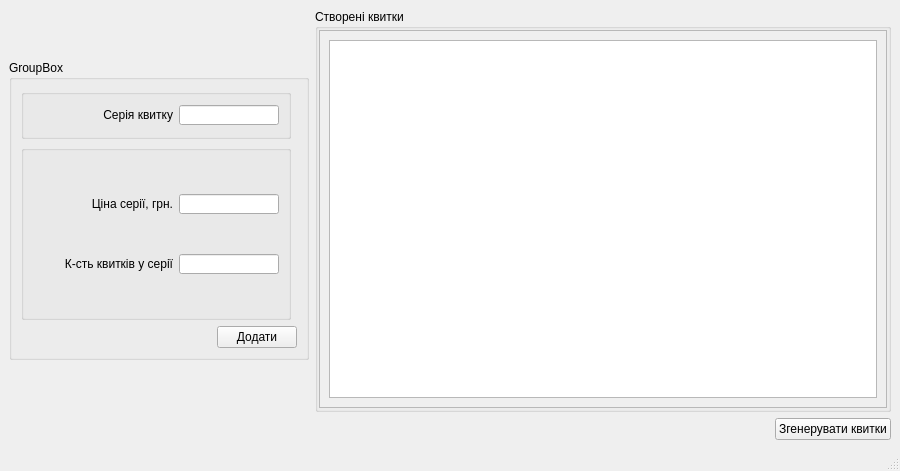
aotilm/ticketsGenerator, file mainwindow.ui: the form before one commit.
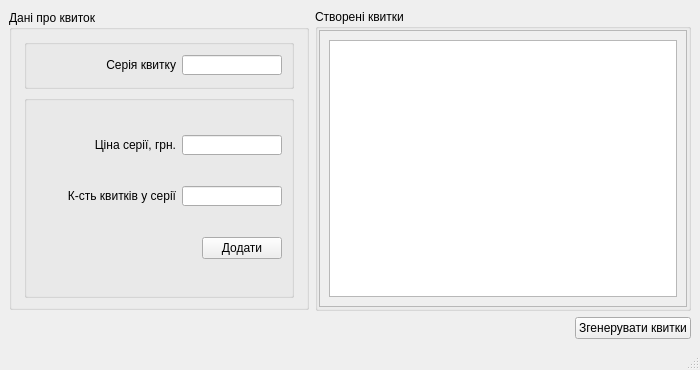
The form after the commit.

Commit message: add/delete tickets

What changed in the file:
```diff
--- a/mainwindow.ui
+++ b/mainwindow.ui
@@ -2,14 +2,29 @@
 <ui version="4.0">
  <class>MainWindow</class>
  <widget class="QMainWindow" name="MainWindow">
+  <property name="enabled">
+   <bool>true</bool>
+  </property>
   <property name="geometry">
    <rect>
     <x>0</x>
     <y>0</y>
-    <width>900</width>
-    <height>471</height>
+    <width>700</width>
+    <height>370</height>
    </rect>
   </property>
+  <property name="minimumSize">
+   <size>
+    <width>700</width>
+    <height>370</height>
+   </size>
+  </property>
+  <property name="maximumSize">
+   <size>
+    <width>700</width>
+    <height>370</height>
+   </size>
+  </property>
   <property name="windowTitle">
    <string>MainWindow</string>
   </property>
@@ -24,7 +39,7 @@
        </size>
       </property>
       <property name="title">
-       <string>GroupBox</string>
+       <string>Дані про квиток</string>
       </property>
       <layout class="QGridLayout" name="gridLayout">
        <item row="0" column="0">
@@ -54,7 +69,7 @@
                </widget>
               </item>
               <item>
-               <widget class="QLineEdit" name="lineEdit_5">
+               <widget class="QLineEdit" name="seriesEdit">
                 <property name="minimumSize">
                  <size>
                   <width>50</width>
@@ -99,7 +114,7 @@
                </widget>
               </item>
               <item>
-               <widget class="QLineEdit" name="lineEdit_4">
+               <widget class="QLineEdit" name="priceEdit">
                 <property name="minimumSize">
                  <size>
                   <width>50</width>
@@ -132,7 +147,7 @@
                </widget>
               </item>
               <item>
-               <widget class="QLineEdit" name="lineEdit_3">
+               <widget class="QLineEdit" name="countEdit">
                 <property name="minimumSize">
                  <size>
                   <width>50</width>
@@ -149,12 +164,7 @@
               </item>
              </layout>
             </item>
-           </layout>
-          </widget>
-         </item>
-        </layout>
-       </item>
-       <item row="1" column="0">
+            <item>
         <layout class="QHBoxLayout" name="horizontalLayout_4">
          <item>
           <spacer name="horizontalSpacer">
@@ -170,7 +180,13 @@
           </spacer>
          </item>
          <item>
-          <widget class="QPushButton" name="pushButton_2">
+               <widget class="QPushButton" name="addTicketsBtb">
+                <property name="maximumSize">
+                 <size>
+                  <width>100</width>
+                  <height>16777215</height>
+                 </size>
+                </property>
            <property name="text">
             <string>Додати</string>
            </property>
@@ -181,6 +197,11 @@
       </layout>
      </widget>
     </item>
+        </layout>
+       </item>
+      </layout>
+     </widget>
+    </item>
     <item row="0" column="1">
      <widget class="QGroupBox" name="groupBox_2">
       <property name="title">
@@ -209,13 +230,17 @@
            <rect>
             <x>0</x>
             <y>0</y>
-            <width>566</width>
-            <height>365</height>
+            <width>366</width>
+            <height>264</height>
            </rect>
           </property>
           <layout class="QGridLayout" name="gridLayout_3">
            <item row="0" column="0">
-            <widget class="QListView" name="ticketsListView"/>
+            <widget class="QListView" name="ticketsListView">
+             <property name="contextMenuPolicy">
+              <enum>Qt::ContextMenuPolicy::CustomContextMenu</enum>
+             </property>
+            </widget>
            </item>
           </layout>
          </widget>
@@ -240,7 +265,7 @@
        </spacer>
       </item>
       <item>
-       <widget class="QPushButton" name="pushButton">
+       <widget class="QPushButton" name="generateFileBtn">
         <property name="text">
          <string>Згенерувати квитки</string>
         </property>
```
Lines whose indentation alone changed are shown as unchanged. The commit also changes 2 other files.
